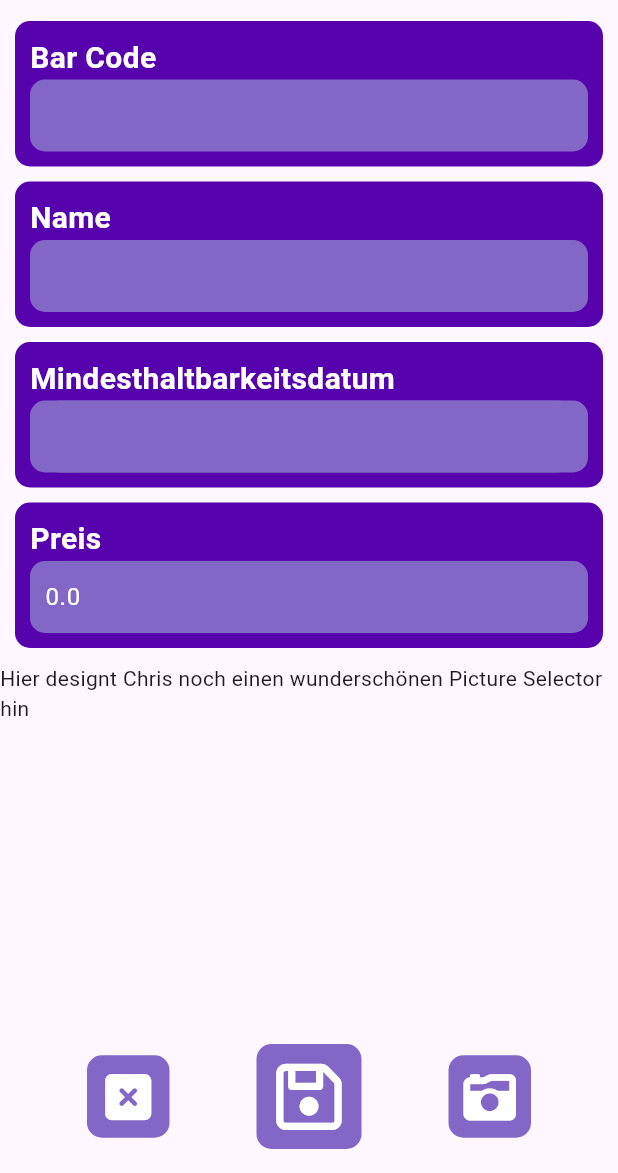
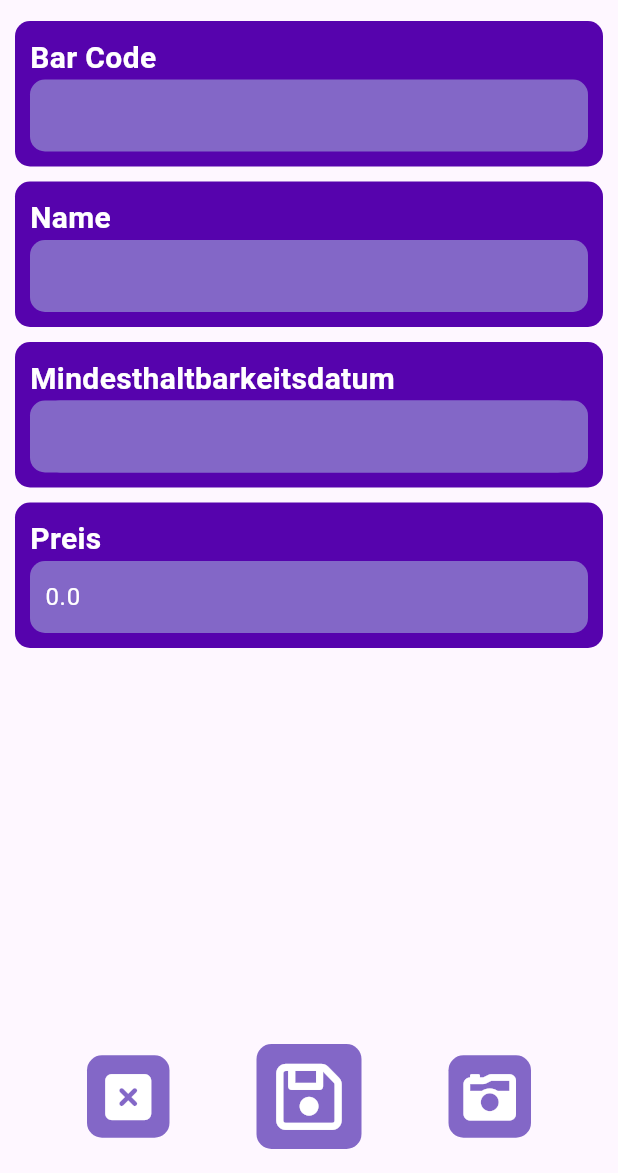
Before and after one commit to moglerdev/ShelfGuardian, a Flutter app: the EditorPage screen opened by its route, on a phone screen of 412 x 824 dp, the part 63-1236 px from its top. Run offline on Flutter 3.47's test engine with Material 3 defaults, Android fonts, the phone set to English and light mode, and no system bars; our stand-ins replace equatable, firebase_core, firebase_messaging, flutter_bloc, flutter_secure_storage, font_awesome_flutter and 3 more; missing offline and left inert: mobile_scanner, moment_dart; accounts and stored records are empty.

Commit message:
refactor: Remove unused code in editor_view.dart

```diff
--- a/lib/editor/views/editor_view.dart
+++ b/lib/editor/views/editor_view.dart
@@ -77,9 +77,6 @@ class _EditorViewState extends State<EditorView> {
               value: priceController.text,
               controller: priceController,
             ),
-            const Text(
-                "Hier designt Chris noch einen wunderschönen Picture Selector hin"),
-            const SizedBox(height: 80),
           ],
         );
       },
```
